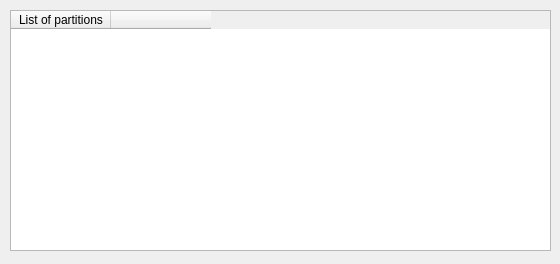
mhogomchungu/zuluCrypt, file openartition.ui: the form before one commit.
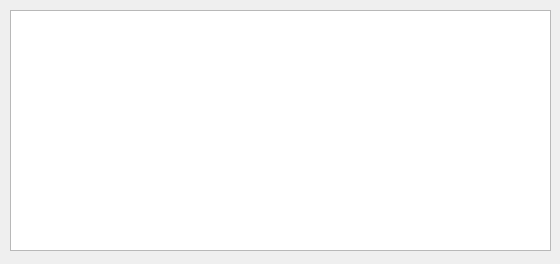
The form after the commit.

```diff
--- a/openartition.ui
+++ b/openartition.ui
@@ -28,6 +28,12 @@
    <property name="editTriggers">
     <set>QAbstractItemView::NoEditTriggers</set>
    </property>
+   <attribute name="horizontalHeaderVisible">
+    <bool>false</bool>
+   </attribute>
+   <attribute name="verticalHeaderVisible">
+    <bool>false</bool>
+   </attribute>
    <column>
     <property name="text">
      <string>List of partitions</string>
```
